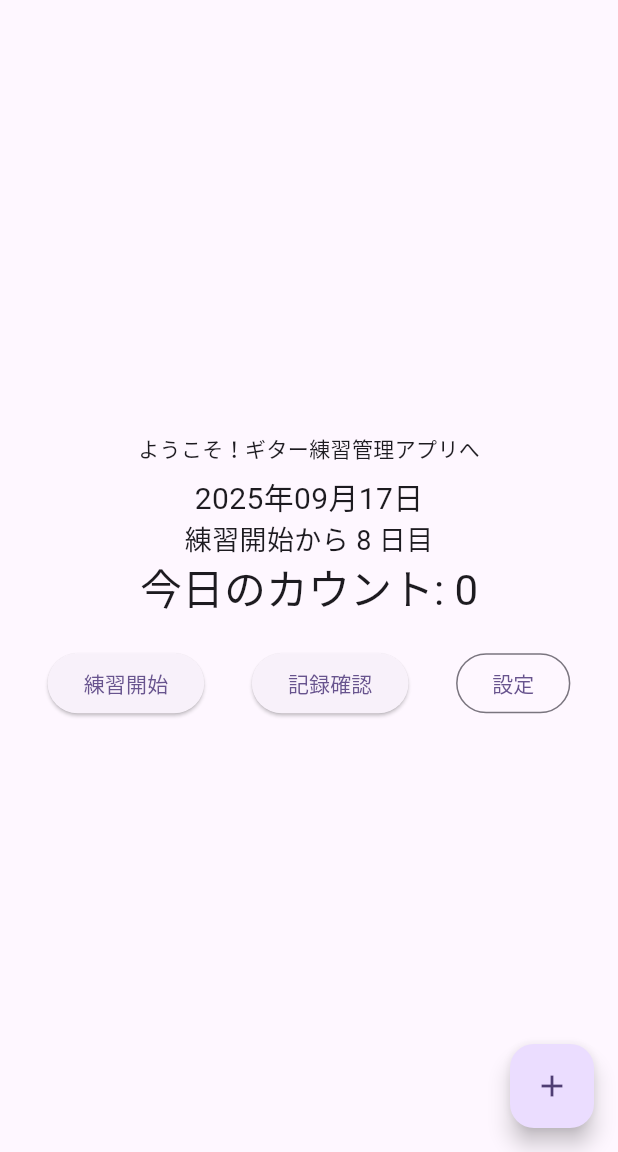
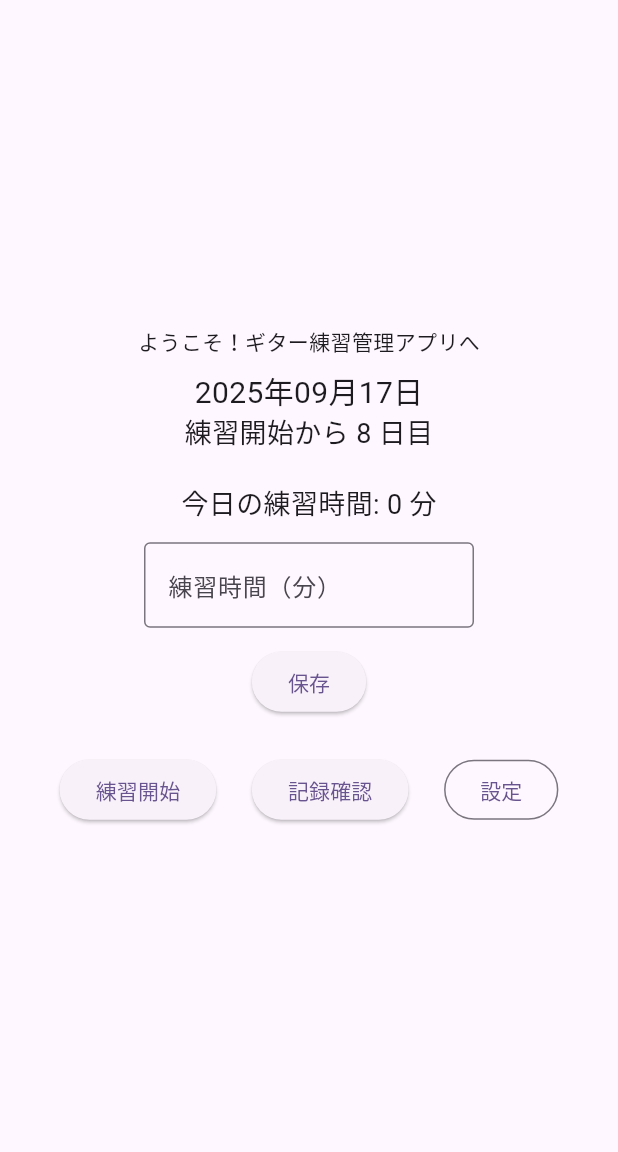
Before and after one commit to dundullow/guitar_practice_app, a Flutter app: the screen it shows after launch, on a phone screen of 412 x 824 dp, the part 84-1236 px from its top. Run offline on Flutter 3.47's test engine with Material 3 defaults, Android fonts, the phone set to English and light mode, and no system bars; missing offline and left inert: dart:ffi.

Commit message:
chore: before dart fix

```diff
--- a/lib/main.dart
+++ b/lib/main.dart
@@ -33,12 +33,34 @@ class MyHomePage extends StatefulWidget {
 }
 
 class _MyHomePageState extends State<MyHomePage> {
-  int _counter = 0;
+  // 入力欄のコントローラ（破棄忘れ防止のためStateのメンバに）
+  final TextEditingController practiceMinutesController =
+      TextEditingController();
 
-  void _incrementCounter() {
+  // 今日の練習分数（UI表示用の状態）
+  int todayPracticeMinutes = 0;
+
+  // 保存ボタン押下時の処理
+  void _saveTodayPracticeMinutes() {
+    final inputText = practiceMinutesController.text.trim();
+
+    // 数値以外や負数をはじく（分かりやすいバリデーション）
+    final parsed = int.tryParse(inputText);
+    final validMinutes = (parsed != null && parsed >= 0) ? parsed : 0;
+
+    // キーボードを閉じる
+    FocusScope.of(context).unfocus();
+
     setState(() {
-      _counter++;
+      todayPracticeMinutes = validMinutes;
     });
+  }
+
+  @override
+  void dispose() {
+    // メモリリーク防止
+    practiceMinutesController.dispose();
+    super.dispose();
   }
 
   @override
@@ -47,13 +69,16 @@ class _MyHomePageState extends State<MyHomePage> {
     final formattedDate = DateFormat('yyyy年MM月dd日').format(currentDate);
 
     // 仮の開始日
-    final startDate = DateTime(2025,9,10);
+    final startDate = DateTime(2025, 9, 10);
 
     // 年月日のみ比較するよう日付を揃える
-    final currentDateCompare = DateTime(currentDate.year,currentDate.month,currentDate.day);
-    final startDateCompare = DateTime(startDate.year,startDate.month,startDate.day);
+    final currentDateCompare =
+        DateTime(currentDate.year, currentDate.month, currentDate.day);
+    final startDateCompare =
+        DateTime(startDate.year, startDate.month, startDate.day);
     // 練習日数（開始日を1日目として数える）
-    final practiceDayCount = currentDateCompare.difference(startDateCompare).inDays + 1;
+    final practiceDayCount =
+        currentDateCompare.difference(startDateCompare).inDays + 1;
 
     return Scaffold(
       appBar: AppBar(
@@ -61,34 +86,65 @@ class _MyHomePageState extends State<MyHomePage> {
         title: Text(widget.title),
       ),
       body: Center(
+        child: SingleChildScrollView(
+          // 小さい端末でも崩れないように
+          padding: const EdgeInsets.all(16),
           child: Column(
             mainAxisAlignment: MainAxisAlignment.center,
             children: <Widget>[
               const Text('ようこそ！ギター練習管理アプリへ'),
-            const SizedBox(height: 8,),
-            Text(formattedDate,style: const TextStyle(fontSize: 20),),
-            Text('練習開始から $practiceDayCount 日目',style: const TextStyle(fontSize: 18),),
+              const SizedBox(
+                height: 8,
+              ),
               Text(
-              '今日のカウント: $_counter',
-              style: Theme.of(context).textTheme.headlineMedium,
+                formattedDate,
+                style: const TextStyle(fontSize: 20),
               ),
-            const SizedBox(height: 20,),  // 余白を追加
+              Text(
+                '練習開始から $practiceDayCount 日目',
+                style: const TextStyle(fontSize: 18),
+              ),
+              const SizedBox(
+                height: 20,
+              ), // 余白を追加
+              // 今日の練習時間表示
+              Text('今日の練習時間: $todayPracticeMinutes 分', style: const TextStyle(fontSize: 18)),
+              const SizedBox(height: 12),
+
+              // 入力欄
+              SizedBox(
+                width: 220,
+                child: TextField(
+                  controller: practiceMinutesController,
+                  keyboardType: TextInputType.number,
+                  decoration: const InputDecoration(
+                    labelText: '練習時間（分）',
+                    hintText: '例: 30',
+                    border: OutlineInputBorder(),
+                  ),
+                ),
+              ),
+              const SizedBox(height: 12),
+
+              // 保存ボタン
+              ElevatedButton(
+                onPressed: _saveTodayPracticeMinutes,
+                child: const Text('保存'),
+              ),
+
+              const SizedBox(height: 24),
 
               Row(
                 mainAxisAlignment: MainAxisAlignment.spaceEvenly,
                 children: [
-                ElevatedButton(onPressed: (){}, child: const Text('練習開始')),
-                ElevatedButton(onPressed: (){}, child: const Text('記録確認')),
-                OutlinedButton(onPressed: (){}, child: const Text('設定')),
+                  ElevatedButton(onPressed: () {}, child: const Text('練習開始')),
+                  ElevatedButton(onPressed: () {}, child: const Text('記録確認')),
+                  OutlinedButton(onPressed: () {}, child: const Text('設定')),
                 ],
               ),
             ],
           ),
         ),
-      floatingActionButton: FloatingActionButton(
-        onPressed: _incrementCounter,
-        tooltip: 'Increment',
-        child: const Icon(Icons.add),
       ), // This trailing comma makes auto-formatting nicer for build methods.
     );
   }
```
Lines whose indentation alone changed are shown as unchanged.
